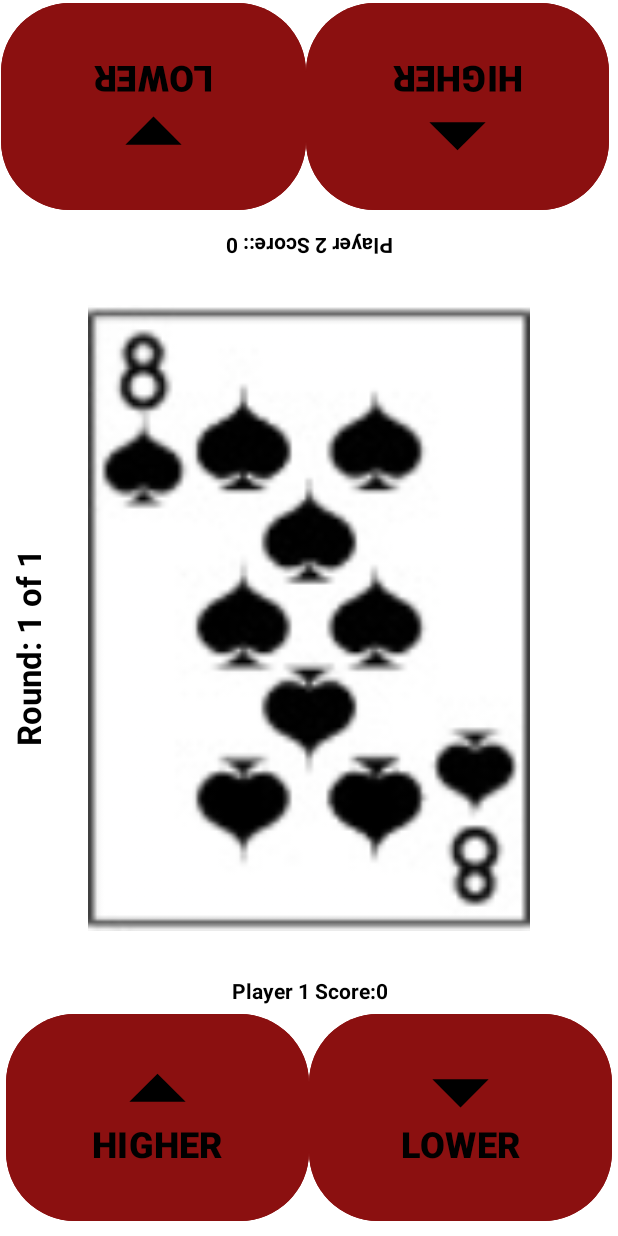
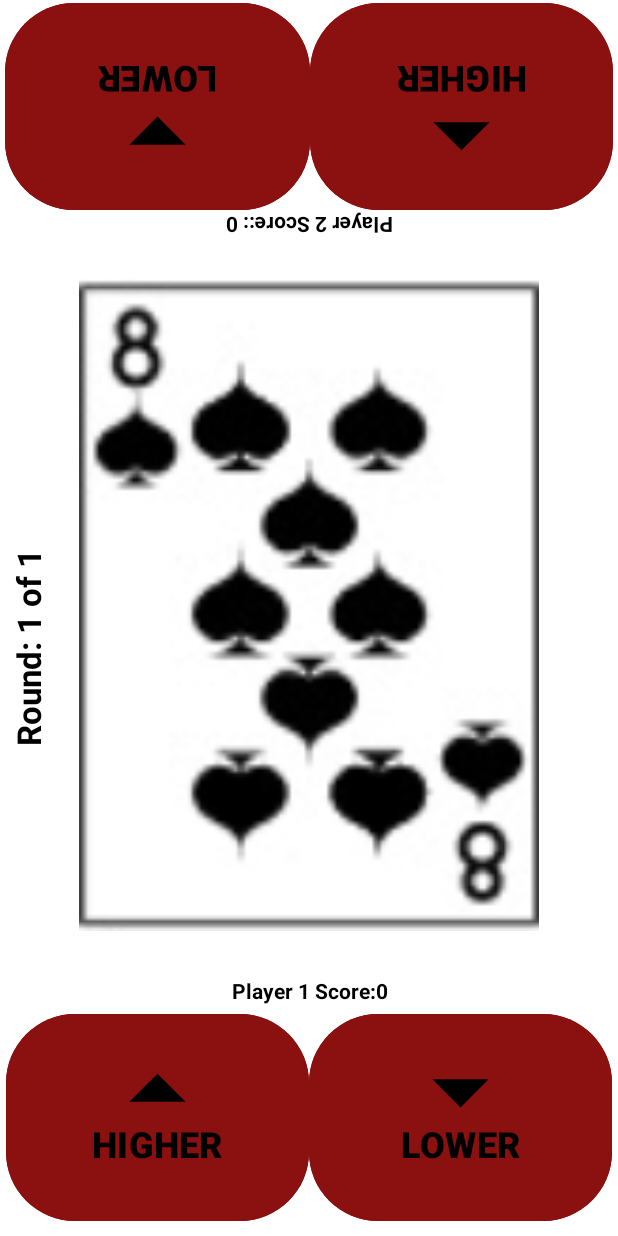
Before and after one commit to FridaEriksson95/cardGambit, an Android app: the GameBoard screen opened directly, with no data from a screen before it, on a phone screen of 412 x 824 dp. Run offline under Robolectric (Android 15) with nearby library versions, the phone set to English and light mode, and no system bars; Roboto replaces fonts that are not available here.

Commit message:
last desgin fix with constraints to fit more screens.

```diff
--- a/app/src/main/res/layout/activity_game_board.xml
+++ b/app/src/main/res/layout/activity_game_board.xml
@@ -12,10 +12,16 @@
 <!--    Player 2 buttons-->
     <LinearLayout
         android:id="@+id/linearLayoutPlayer2Buttons"
-        android:layout_width="407dp"
+        android:layout_width="match_parent"
         android:layout_height="150dp"
         android:gravity="center"
-        tools:layout_editor_absoluteX="3dp">
+        android:layout_marginBottom="10dp"
+        android:orientation="horizontal"
+        app:layout_constraintEnd_toEndOf="parent"
+        app:layout_constraintHorizontal_bias="1.0"
+        app:layout_constraintStart_toStartOf="parent"
+        app:layout_constraintBottom_toTopOf="@id/iv_backImage"
+        app:layout_constraintVertical_bias="1.0">
 
         <com.google.android.material.button.MaterialButton
             android:id="@+id/btn_player2_lower"
@@ -56,7 +62,7 @@
             app:iconPadding="-26dp"
             app:iconSize="90dp"
             app:iconTint="@color/black"
-            app:layout_constraintBottom_toBottomOf="parent"
+            app:layout_constraintBottom_toBottomOf="@+id/backsideCard"
             android:visibility="visible"/>
 
 <!--        Player 2 if AI buttons-->
```
